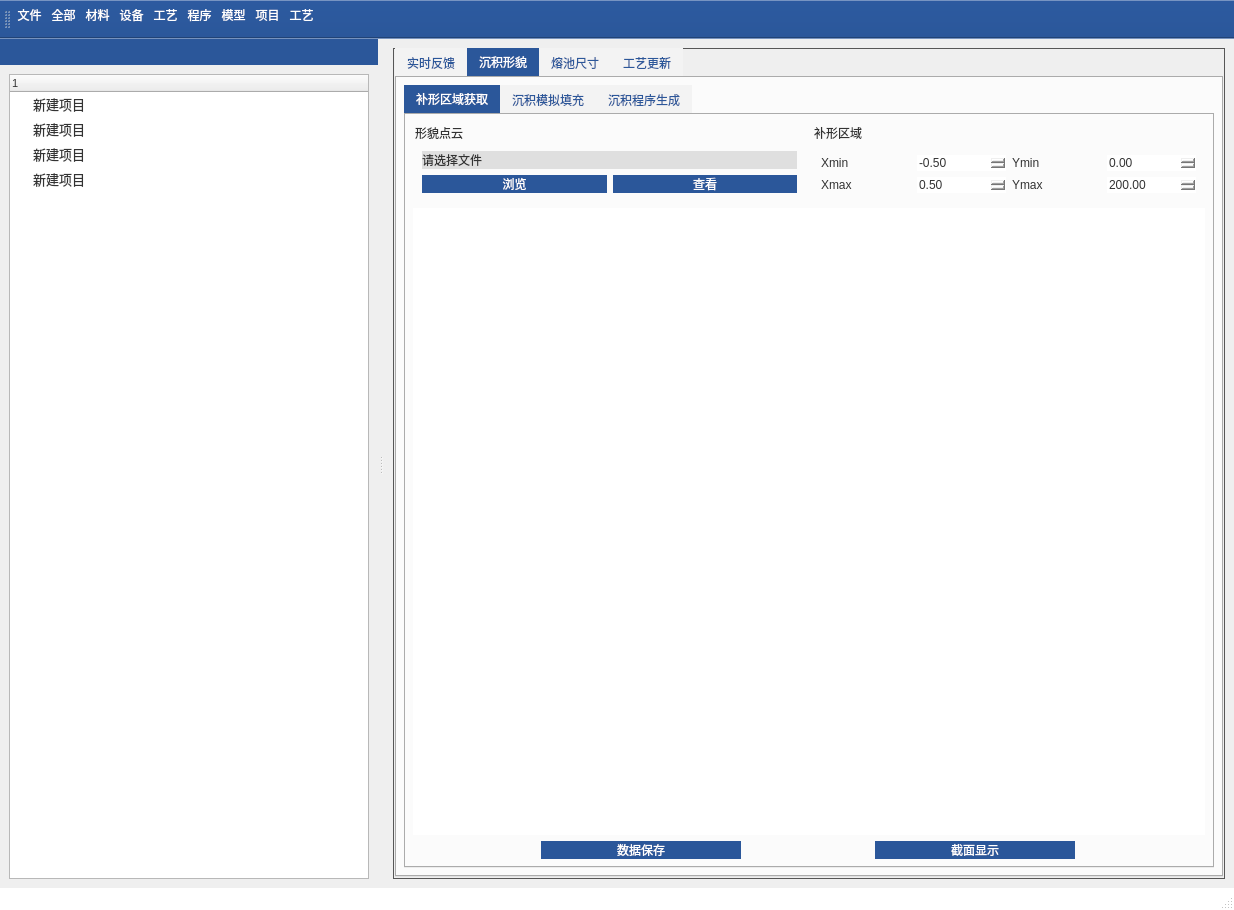
This is new_thu/UI/main_viewer.ui in mihudaner/THU as Qt 5 draws it before an edit. The edited form follows.
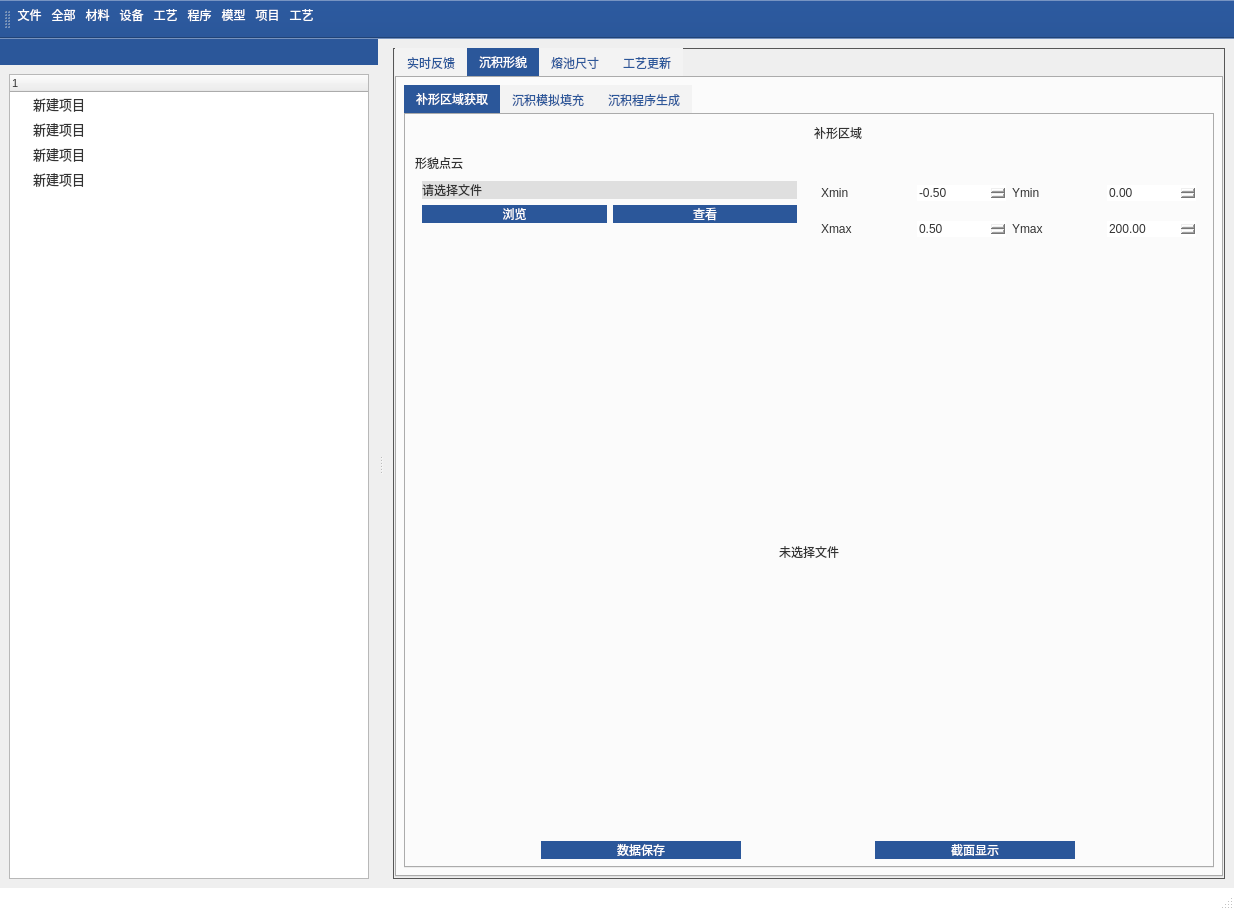
This is the edited form. Icons and pictures are not drawn.

Patch:
```diff
--- a/new_thu/UI/main_viewer.ui
+++ b/new_thu/UI/main_viewer.ui
@@ -617,7 +617,7 @@
               <attribute name="title">
                <string>补形区域获取</string>
               </attribute>
-              <layout class="QVBoxLayout" name="verticalLayout_6">
+              <layout class="QVBoxLayout" name="verticalLayout_6" stretch="2,8,1">
                <item>
                 <layout class="QHBoxLayout" name="horizontalLayout_5">
                  <item>
@@ -821,7 +821,14 @@
                 </layout>
                </item>
                <item>
-                <widget class="QTextBrowser" name="textBrowser_2"/>
+                <widget class="QLabel" name="cpltAreaShowLabel">
+                 <property name="text">
+                  <string>未选择文件</string>
+                 </property>
+                 <property name="alignment">
+                  <set>Qt::AlignCenter</set>
+                 </property>
+                </widget>
                </item>
                <item>
                 <layout class="QHBoxLayout" name="horizontalLayout_17">
```
Left out of the diff: 6 changed lines with no effect on the pictures.
